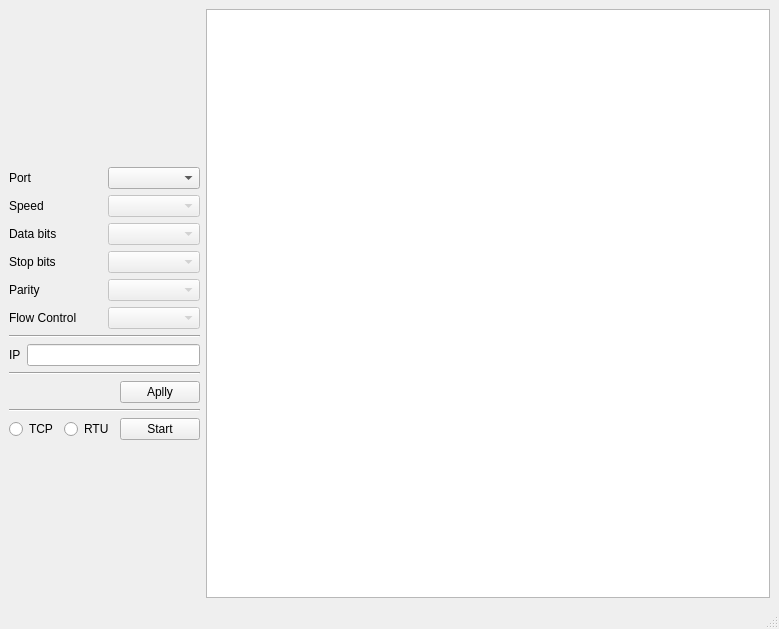
Qt form ModbusTestClient/modbustest.ui (vijay-wang/ModbusTestClient) before a commit.
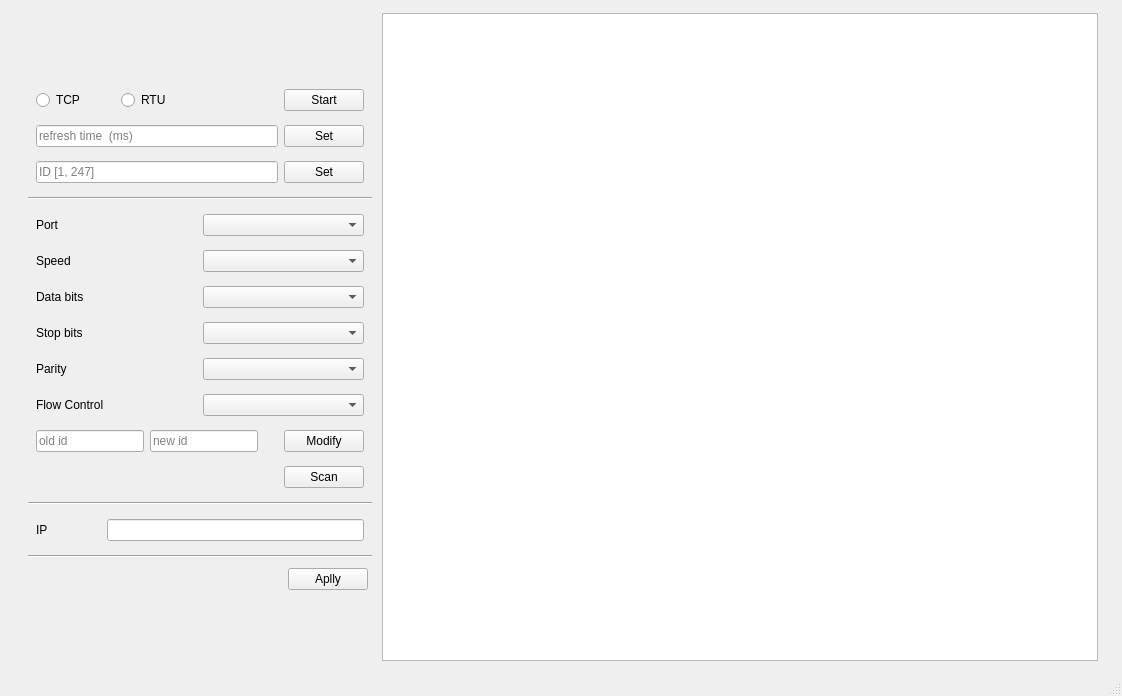
The same form after that commit.

```diff
--- a/ModbusTestClient/modbustest.ui
+++ b/ModbusTestClient/modbustest.ui
@@ -9,36 +9,250 @@
    <rect>
     <x>0</x>
     <y>0</y>
-    <width>779</width>
-    <height>629</height>
+    <width>1122</width>
+    <height>696</height>
    </rect>
   </property>
   <property name="windowTitle">
    <string>ModbusClient</string>
   </property>
   <widget class="QWidget" name="centralwidget">
-   <layout class="QHBoxLayout" name="horizontalLayout_5" stretch="0,1">
+   <layout class="QHBoxLayout" name="horizontalLayout_5" stretch="0">
+    <property name="leftMargin">
+     <number>20</number>
+    </property>
+    <property name="rightMargin">
+     <number>20</number>
+    </property>
     <item>
-     <layout class="QVBoxLayout" name="verticalLayout_4">
+     <layout class="QHBoxLayout" name="horizontalLayout_2" stretch="0,1">
+      <property name="leftMargin">
+       <number>4</number>
+      </property>
+      <property name="topMargin">
+       <number>4</number>
+      </property>
+      <property name="rightMargin">
+       <number>4</number>
+      </property>
+      <property name="bottomMargin">
+       <number>4</number>
+      </property>
       <item>
-       <spacer name="verticalSpacer">
-        <property name="orientation">
-         <enum>Qt::Vertical</enum>
+       <layout class="QVBoxLayout" name="verticalLayout_4">
+        <property name="leftMargin">
+         <number>4</number>
         </property>
-        <property name="sizeHint" stdset="0">
-         <size>
-          <width>20</width>
-          <height>40</height>
-         </size>
+        <property name="topMargin">
+         <number>4</number>
         </property>
-       </spacer>
-      </item>
-      <item>
-       <layout class="QVBoxLayout" name="verticalLayout_3">
+        <property name="rightMargin">
+         <number>4</number>
+        </property>
+        <property name="bottomMargin">
+         <number>4</number>
+        </property>
         <item>
-         <layout class="QHBoxLayout" name="horizontalLayout">
+         <spacer name="verticalSpacer">
+          <property name="orientation">
+           <enum>Qt::Vertical</enum>
+          </property>
+          <property name="sizeHint" stdset="0">
+           <size>
+            <width>20</width>
+            <height>40</height>
+           </size>
+          </property>
+         </spacer>
+        </item>
+        <item>
+         <layout class="QVBoxLayout" name="vLayoutCtrl">
+          <property name="leftMargin">
+           <number>4</number>
+          </property>
+          <property name="topMargin">
+           <number>4</number>
+          </property>
+          <property name="rightMargin">
+           <number>4</number>
+          </property>
+          <property name="bottomMargin">
+           <number>4</number>
+          </property>
           <item>
-           <layout class="QVBoxLayout" name="verticalLayout_2">
+           <layout class="QHBoxLayout" name="hLayoutCtrl">
+            <property name="leftMargin">
+             <number>4</number>
+            </property>
+            <property name="topMargin">
+             <number>4</number>
+            </property>
+            <property name="rightMargin">
+             <number>4</number>
+            </property>
+            <property name="bottomMargin">
+             <number>4</number>
+            </property>
+            <item>
+             <widget class="QRadioButton" name="radioButtonTcp">
+              <property name="sizePolicy">
+               <sizepolicy hsizetype="Expanding" vsizetype="Fixed">
+                <horstretch>0</horstretch>
+                <verstretch>0</verstretch>
+               </sizepolicy>
+              </property>
+              <property name="text">
+               <string>TCP</string>
+              </property>
+             </widget>
+            </item>
+            <item>
+             <widget class="QRadioButton" name="radioButtonRtu">
+              <property name="sizePolicy">
+               <sizepolicy hsizetype="Expanding" vsizetype="Fixed">
+                <horstretch>0</horstretch>
+                <verstretch>0</verstretch>
+               </sizepolicy>
+              </property>
+              <property name="text">
+               <string>RTU</string>
+              </property>
+             </widget>
+            </item>
+            <item>
+             <spacer name="horizontalSpacer_3">
+              <property name="orientation">
+               <enum>Qt::Horizontal</enum>
+              </property>
+              <property name="sizeHint" stdset="0">
+               <size>
+                <width>40</width>
+                <height>20</height>
+               </size>
+              </property>
+             </spacer>
+            </item>
+            <item>
+             <widget class="QPushButton" name="btnStart">
+              <property name="sizePolicy">
+               <sizepolicy hsizetype="Expanding" vsizetype="Fixed">
+                <horstretch>0</horstretch>
+                <verstretch>0</verstretch>
+               </sizepolicy>
+              </property>
+              <property name="text">
+               <string>Start</string>
+              </property>
+             </widget>
+            </item>
+           </layout>
+          </item>
+          <item>
+           <layout class="QHBoxLayout" name="hLayoutRefreshTime">
+            <property name="leftMargin">
+             <number>4</number>
+            </property>
+            <property name="topMargin">
+             <number>4</number>
+            </property>
+            <property name="rightMargin">
+             <number>4</number>
+            </property>
+            <property name="bottomMargin">
+             <number>4</number>
+            </property>
+            <item>
+             <widget class="QLineEdit" name="lineEditInterval">
+              <property name="sizePolicy">
+               <sizepolicy hsizetype="Expanding" vsizetype="Fixed">
+                <horstretch>0</horstretch>
+                <verstretch>0</verstretch>
+               </sizepolicy>
+              </property>
+              <property name="placeholderText">
+               <string>refresh time  (ms)</string>
+              </property>
+             </widget>
+            </item>
+            <item>
+             <widget class="QPushButton" name="btnSetRefTime">
+              <property name="text">
+               <string>Set</string>
+              </property>
+             </widget>
+            </item>
+           </layout>
+          </item>
+          <item>
+           <layout class="QHBoxLayout" name="horizontalLayout_6">
+            <property name="leftMargin">
+             <number>4</number>
+            </property>
+            <property name="topMargin">
+             <number>4</number>
+            </property>
+            <property name="rightMargin">
+             <number>4</number>
+            </property>
+            <property name="bottomMargin">
+             <number>4</number>
+            </property>
+            <item>
+             <widget class="QLineEdit" name="lineEditIdToDisplay">
+              <property name="text">
+               <string/>
+              </property>
+              <property name="placeholderText">
+               <string>ID [1, 247]</string>
+              </property>
+             </widget>
+            </item>
+            <item>
+             <widget class="QPushButton" name="btnIdToDisplay">
+              <property name="text">
+               <string>Set</string>
+              </property>
+             </widget>
+            </item>
+           </layout>
+          </item>
+         </layout>
+        </item>
+        <item>
+         <widget class="Line" name="line">
+          <property name="orientation">
+           <enum>Qt::Horizontal</enum>
+          </property>
+         </widget>
+        </item>
+        <item>
+         <layout class="QVBoxLayout" name="vLayoutRTU">
+          <property name="leftMargin">
+           <number>4</number>
+          </property>
+          <property name="topMargin">
+           <number>4</number>
+          </property>
+          <property name="rightMargin">
+           <number>4</number>
+          </property>
+          <property name="bottomMargin">
+           <number>4</number>
+          </property>
+          <item>
+           <layout class="QHBoxLayout" name="hLayoutPort">
+            <property name="leftMargin">
+             <number>4</number>
+            </property>
+            <property name="topMargin">
+             <number>4</number>
+            </property>
+            <property name="rightMargin">
+             <number>4</number>
+            </property>
+            <property name="bottomMargin">
+             <number>4</number>
+            </property>
             <item>
              <widget class="QLabel" name="label_port">
               <property name="text">
@@ -47,6 +261,25 @@
              </widget>
             </item>
             <item>
+             <widget class="QComboBox" name="comboBoxPort"/>
+            </item>
+           </layout>
+          </item>
+          <item>
+           <layout class="QHBoxLayout" name="hLayoutSpeed">
+            <property name="leftMargin">
+             <number>4</number>
+            </property>
+            <property name="topMargin">
+             <number>4</number>
+            </property>
+            <property name="rightMargin">
+             <number>4</number>
+            </property>
+            <property name="bottomMargin">
+             <number>4</number>
+            </property>
+            <item>
              <widget class="QLabel" name="lablel_sleed">
               <property name="text">
                <string>Speed</string>
@@ -54,6 +287,29 @@
              </widget>
             </item>
             <item>
+             <widget class="QComboBox" name="comboBoxSpeed">
+              <property name="enabled">
+               <bool>true</bool>
+              </property>
+             </widget>
+            </item>
+           </layout>
+          </item>
+          <item>
+           <layout class="QHBoxLayout" name="hLayoutDatabits">
+            <property name="leftMargin">
+             <number>4</number>
+            </property>
+            <property name="topMargin">
+             <number>4</number>
+            </property>
+            <property name="rightMargin">
+             <number>4</number>
+            </property>
+            <property name="bottomMargin">
+             <number>4</number>
+            </property>
+            <item>
              <widget class="QLabel" name="label_data_bits">
               <property name="text">
                <string>Data bits</string>
@@ -61,6 +317,29 @@
              </widget>
             </item>
             <item>
+             <widget class="QComboBox" name="comboBoxDataBits">
+              <property name="enabled">
+               <bool>true</bool>
+              </property>
+             </widget>
+            </item>
+           </layout>
+          </item>
+          <item>
+           <layout class="QHBoxLayout" name="hLayoutStopBits">
+            <property name="leftMargin">
+             <number>4</number>
+            </property>
+            <property name="topMargin">
+             <number>4</number>
+            </property>
+            <property name="rightMargin">
+             <number>4</number>
+            </property>
+            <property name="bottomMargin">
+             <number>4</number>
+            </property>
+            <item>
              <widget class="QLabel" name="label_stop_bits">
               <property name="text">
                <string>Stop bits</string>
@@ -68,6 +347,29 @@
              </widget>
             </item>
             <item>
+             <widget class="QComboBox" name="comboBoxStopBits">
+              <property name="enabled">
+               <bool>true</bool>
+              </property>
+             </widget>
+            </item>
+           </layout>
+          </item>
+          <item>
+           <layout class="QHBoxLayout" name="hLayoutParity">
+            <property name="leftMargin">
+             <number>4</number>
+            </property>
+            <property name="topMargin">
+             <number>4</number>
+            </property>
+            <property name="rightMargin">
+             <number>4</number>
+            </property>
+            <property name="bottomMargin">
+             <number>4</number>
+            </property>
+            <item>
              <widget class="QLabel" name="label_parity">
               <property name="text">
                <string>Parity</string>
@@ -75,76 +377,156 @@
              </widget>
             </item>
             <item>
+             <widget class="QComboBox" name="comboBoxParity">
+              <property name="enabled">
+               <bool>true</bool>
+              </property>
+             </widget>
+            </item>
+           </layout>
+          </item>
+          <item>
+           <layout class="QHBoxLayout" name="hLayoutFlowCtl">
+            <property name="leftMargin">
+             <number>4</number>
+            </property>
+            <property name="topMargin">
+             <number>4</number>
+            </property>
+            <property name="rightMargin">
+             <number>4</number>
+            </property>
+            <property name="bottomMargin">
+             <number>4</number>
+            </property>
+            <item>
              <widget class="QLabel" name="label_flow_control">
               <property name="text">
                <string>Flow Control</string>
               </property>
              </widget>
             </item>
-           </layout>
-          </item>
-          <item>
-           <layout class="QVBoxLayout" name="verticalLayout">
-            <item>
-             <widget class="QComboBox" name="comboBoxPort"/>
-            </item>
-            <item>
-             <widget class="QComboBox" name="comboBoxSpeed">
-              <property name="enabled">
-               <bool>false</bool>
-              </property>
-             </widget>
-            </item>
-            <item>
-             <widget class="QComboBox" name="comboBoxDataBits">
-              <property name="enabled">
-               <bool>false</bool>
-              </property>
-             </widget>
-            </item>
-            <item>
-             <widget class="QComboBox" name="comboBoxStopBits">
-              <property name="enabled">
-               <bool>false</bool>
-              </property>
-             </widget>
-            </item>
-            <item>
-             <widget class="QComboBox" name="comboBoxParity">
-              <property name="enabled">
-               <bool>false</bool>
-              </property>
-             </widget>
-            </item>
             <item>
              <widget class="QComboBox" name="comboBoxFlowControl">
               <property name="enabled">
-               <bool>false</bool>
+               <bool>true</bool>
               </property>
              </widget>
             </item>
            </layout>
           </item>
-         </layout>
-        </item>
-        <item>
-         <widget class="Line" name="line">
-          <property name="orientation">
-           <enum>Qt::Horizontal</enum>
-          </property>
-         </widget>
-        </item>
-        <item>
-         <layout class="QHBoxLayout" name="horizontalLayout_2">
           <item>
-           <widget class="QLabel" name="label_flow_control_2">
-            <property name="text">
-             <string>IP</string>
+           <layout class="QHBoxLayout" name="horizontalLayout_8">
+            <property name="spacing">
+             <number>6</number>
             </property>
-           </widget>
+            <property name="leftMargin">
+             <number>4</number>
+            </property>
+            <property name="topMargin">
+             <number>4</number>
+            </property>
+            <property name="rightMargin">
+             <number>4</number>
+            </property>
+            <property name="bottomMargin">
+             <number>4</number>
+            </property>
+            <item>
+             <widget class="QLineEdit" name="lineEditOldId">
+              <property name="enabled">
+               <bool>true</bool>
+              </property>
+              <property name="sizePolicy">
+               <sizepolicy hsizetype="Minimum" vsizetype="Fixed">
+                <horstretch>0</horstretch>
+                <verstretch>0</verstretch>
+               </sizepolicy>
+              </property>
+              <property name="minimumSize">
+               <size>
+                <width>0</width>
+                <height>0</height>
+               </size>
+              </property>
+              <property name="placeholderText">
+               <string>old id</string>
+              </property>
+             </widget>
+            </item>
+            <item>
+             <widget class="QLineEdit" name="lineEditNewId">
+              <property name="placeholderText">
+               <string>new id</string>
+              </property>
+             </widget>
+            </item>
+            <item>
+             <spacer name="horizontalSpacer_4">
+              <property name="orientation">
+               <enum>Qt::Horizontal</enum>
+              </property>
+              <property name="sizeType">
+               <enum>QSizePolicy::Minimum</enum>
+              </property>
+              <property name="sizeHint" stdset="0">
+               <size>
+                <width>20</width>
+                <height>20</height>
+               </size>
+              </property>
+             </spacer>
+            </item>
+            <item>
+             <widget class="QPushButton" name="btnModifyId">
+              <property name="text">
+               <string>Modify</string>
+              </property>
+             </widget>
+            </item>
+           </layout>
           </item>
           <item>
-           <widget class="QLineEdit" name="lineEditIp"/>
+           <layout class="QHBoxLayout" name="horizontalLayout_4">
+            <property name="leftMargin">
+             <number>4</number>
+            </property>
+            <property name="topMargin">
+             <number>4</number>
+            </property>
+            <property name="rightMargin">
+             <number>4</number>
+            </property>
+            <property name="bottomMargin">
+             <number>4</number>
+            </property>
+            <item>
+             <spacer name="horizontalSpacer_2">
+              <property name="orientation">
+               <enum>Qt::Horizontal</enum>
+              </property>
+              <property name="sizeHint" stdset="0">
+               <size>
+                <width>40</width>
+                <height>20</height>
+               </size>
+              </property>
+             </spacer>
+            </item>
+            <item>
+             <widget class="QPushButton" name="btnScanID">
+              <property name="sizePolicy">
+               <sizepolicy hsizetype="Minimum" vsizetype="Fixed">
+                <horstretch>0</horstretch>
+                <verstretch>0</verstretch>
+               </sizepolicy>
+              </property>
+              <property name="text">
+               <string>Scan</string>
+              </property>
+             </widget>
+            </item>
+           </layout>
           </item>
          </layout>
         </item>
@@ -155,13 +537,81 @@
           </property>
          </widget>
         </item>
+        <item>
+         <layout class="QVBoxLayout" name="vLayoutIP">
+          <property name="leftMargin">
+           <number>4</number>
+          </property>
+          <property name="topMargin">
+           <number>4</number>
+          </property>
+          <property name="rightMargin">
+           <number>4</number>
+          </property>
+          <property name="bottomMargin">
+           <number>4</number>
+          </property>
+          <item>
+           <layout class="QHBoxLayout" name="horizontalLayout" stretch="0,0">
+            <property name="leftMargin">
+             <number>4</number>
+            </property>
+            <property name="topMargin">
+             <number>4</number>
+            </property>
+            <property name="rightMargin">
+             <number>4</number>
+            </property>
+            <property name="bottomMargin">
+             <number>4</number>
+            </property>
+            <item>
+             <widget class="QLabel" name="label_flow_control_2">
+              <property name="text">
+               <string>IP                </string>
+              </property>
+             </widget>
+            </item>
+            <item>
+             <widget class="QLineEdit" name="lineEditIp">
+              <property name="enabled">
+               <bool>true</bool>
+              </property>
+             </widget>
+            </item>
+           </layout>
+          </item>
+         </layout>
+        </item>
+        <item>
+         <widget class="Line" name="line_3">
+          <property name="orientation">
+           <enum>Qt::Horizontal</enum>
+          </property>
+         </widget>
+        </item>
         <item>
          <layout class="QHBoxLayout" name="horizontalLayout_3">
+          <property name="leftMargin">
+           <number>4</number>
+          </property>
+          <property name="topMargin">
+           <number>4</number>
+          </property>
+          <property name="rightMargin">
+           <number>4</number>
+          </property>
+          <property name="bottomMargin">
+           <number>4</number>
+          </property>
           <item>
            <spacer name="horizontalSpacer">
             <property name="orientation">
              <enum>Qt::Horizontal</enum>
             </property>
+            <property name="sizeType">
+             <enum>QSizePolicy::MinimumExpanding</enum>
+            </property>
             <property name="sizeHint" stdset="0">
              <size>
               <width>40</width>
@@ -172,6 +622,12 @@
           </item>
           <item>
            <widget class="QPushButton" name="btnApplyConfig">
+            <property name="sizePolicy">
+             <sizepolicy hsizetype="Minimum" vsizetype="Fixed">
+              <horstretch>0</horstretch>
+              <verstretch>0</verstretch>
+             </sizepolicy>
+            </property>
             <property name="text">
              <string>Aplly</string>
             </property>
@@ -180,57 +636,25 @@
          </layout>
         </item>
         <item>
-         <widget class="Line" name="line_3">
+         <spacer name="verticalSpacer_2">
           <property name="orientation">
-           <enum>Qt::Horizontal</enum>
+           <enum>Qt::Vertical</enum>
           </property>
-         </widget>
-        </item>
-        <item>
-         <layout class="QHBoxLayout" name="horizontalLayout_4">
-          <item>
-           <widget class="QRadioButton" name="radioButtonTcp">
-            <property name="text">
-             <string>TCP</string>
-            </property>
-           </widget>
-          </item>
-          <item>
-           <widget class="QRadioButton" name="radioButtonRtu">
-            <property name="text">
-             <string>RTU</string>
-            </property>
-           </widget>
-          </item>
-          <item>
-           <widget class="QPushButton" name="btnStart">
-            <property name="text">
-             <string>Start</string>
-            </property>
-           </widget>
-          </item>
-         </layout>
+          <property name="sizeHint" stdset="0">
+           <size>
+            <width>20</width>
+            <height>40</height>
+           </size>
+          </property>
+         </spacer>
         </item>
        </layout>
       </item>
       <item>
-       <spacer name="verticalSpacer_2">
-        <property name="orientation">
-         <enum>Qt::Vertical</enum>
-        </property>
-        <property name="sizeHint" stdset="0">
-         <size>
-          <width>20</width>
-          <height>40</height>
-         </size>
-        </property>
-       </spacer>
+       <widget class="QTableView" name="tableView"/>
       </item>
      </layout>
     </item>
-    <item>
-     <widget class="QTableView" name="tableView"/>
-    </item>
    </layout>
   </widget>
   <widget class="QMenuBar" name="menubar">
```
Left out of the diff: 4 changed lines with no effect on the pictures.
